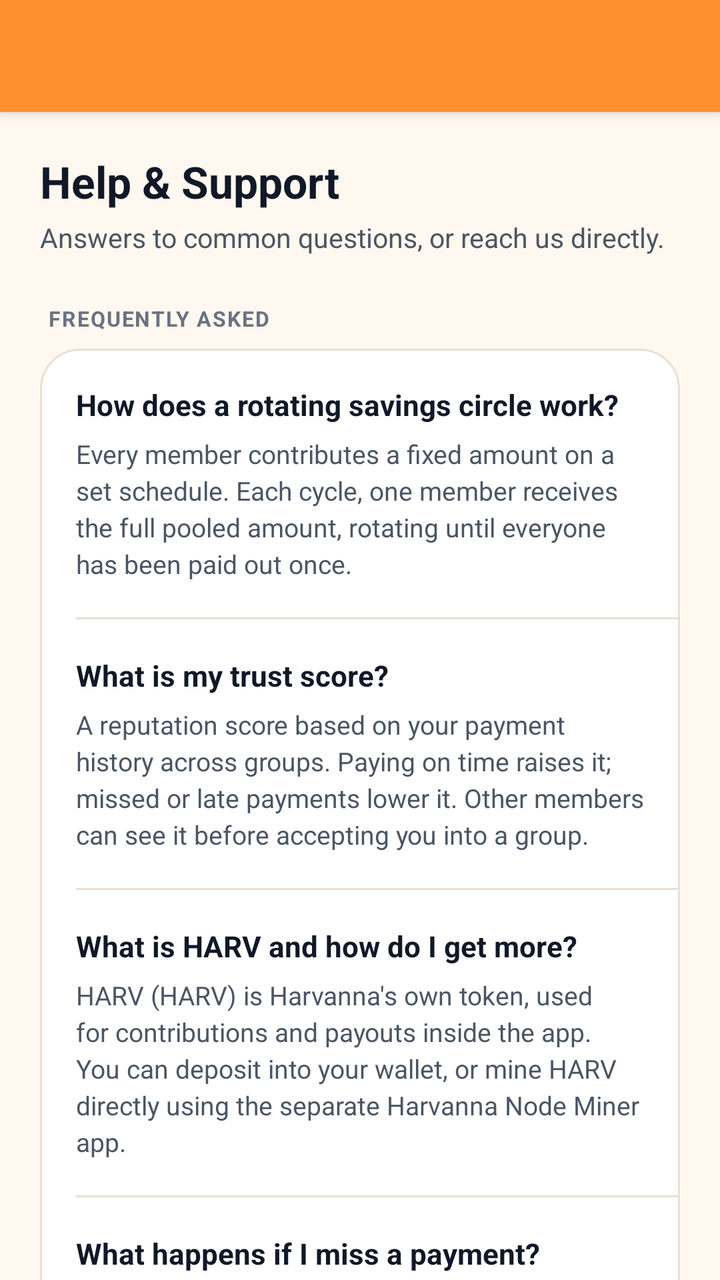
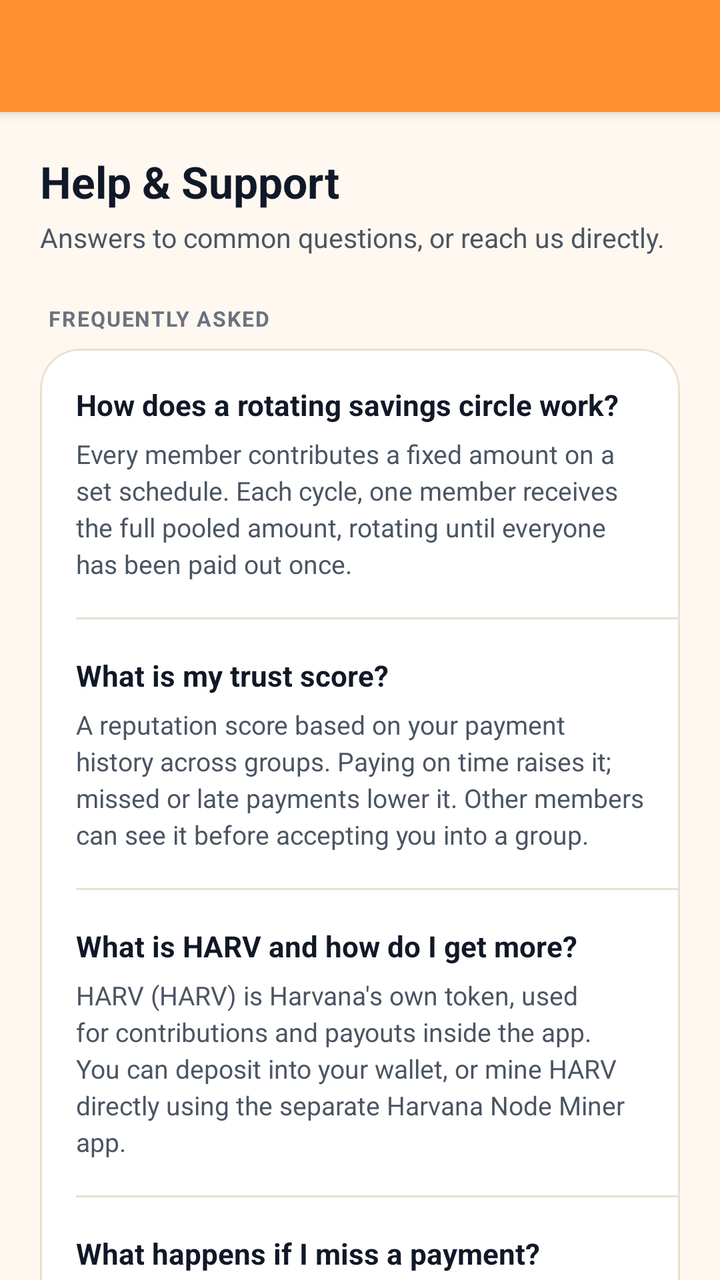

The first picture is an Android layout as it rendered before a commit; the second is the same layout after the commit. The layout source and the unified diff follow.
<!-- AndroidManifest.xml: application theme AppTheme -->
<!-- res/layout/help_support.xml -->
<androidx.coordinatorlayout.widget.CoordinatorLayout
	xmlns:android="http://schemas.android.com/apk/res/android"
	xmlns:app="http://schemas.android.com/apk/res-auto"
	xmlns:tools="http://schemas.android.com/tools"
	android:id="@+id/_coordinator"
	android:layout_width="match_parent"
	android:layout_height="match_parent">
	<com.google.android.material.appbar.AppBarLayout
		android:id="@+id/_app_bar"
		android:layout_width="match_parent"
		android:layout_height="wrap_content"
		android:theme="@style/AppTheme.AppBarOverlay">
		<androidx.appcompat.widget.Toolbar
			android:id="@+id/_toolbar"
			android:layout_width="match_parent"
			android:layout_height="?attr/actionBarSize"
			android:background="?attr/appBarColor"
			app:popupTheme="@style/AppTheme.PopupOverlay" />
	</com.google.android.material.appbar.AppBarLayout>
	<androidx.core.widget.NestedScrollView
		android:layout_width="match_parent"
		android:layout_height="match_parent"
		android:fillViewport="true"
		android:overScrollMode="never"
		app:layout_behavior="@string/appbar_scrolling_view_behavior">
		<LinearLayout
			android:id="@+id/linear52"
			android:layout_width="match_parent"
			android:layout_height="wrap_content"
			android:padding="20dp"
			android:orientation="vertical">
			<TextView
				android:id="@+id/textview61"
				android:layout_width="wrap_content"
				android:layout_height="wrap_content"
				android:text="Help &amp; Support"
				android:textSize="22sp"
				android:textStyle="bold"
				android:textColor="@color/colorTextPrimary" />
			<TextView
				android:id="@+id/textview62"
				android:layout_width="match_parent"
				android:layout_height="wrap_content"
				android:layout_marginTop="4dp"
				android:layout_marginBottom="24dp"
				android:text="Answers to common questions, or reach us directly."
				android:textColor="@color/colorTextSecondary"
				android:textSize="13.5sp"
				android:lineSpacingExtra="3dp" />
			<TextView
				android:id="@+id/textview63"
				android:layout_width="wrap_content"
				android:layout_height="wrap_content"
				android:layout_marginBottom="8dp"
				android:text="FREQUENTLY ASKED"
				android:textStyle="bold"
				android:textColor="@color/colorTextTertiary"
				android:textSize="10.5sp"
				android:layout_marginStart="4dp"
				android:letterSpacing="0.06" />
			<com.google.android.material.card.MaterialCardView
				android:id="@+id/cardview12"
				android:layout_width="match_parent"
				android:layout_height="wrap_content"
				android:layout_marginBottom="24dp"
				app:cardBackgroundColor="@color/colorSurface"
				app:cardCornerRadius="20dp"
				app:cardElevation="0dp"
				app:strokeColor="@color/colorCardStroke"
				app:strokeWidth="1dp">
				<LinearLayout
					android:id="@+id/linear53"
					android:layout_width="match_parent"
					android:layout_height="wrap_content"
					android:orientation="vertical">
					<LinearLayout
						android:id="@+id/linear54"
						android:layout_width="match_parent"
						android:layout_height="wrap_content"
						android:padding="18dp"
						android:orientation="vertical">
						<TextView
							android:id="@+id/textview64"
							android:layout_width="match_parent"
							android:layout_height="wrap_content"
							android:text="How does a rotating savings circle work\?"
							android:textStyle="bold"
							android:textColor="@color/colorTextPrimary"
							android:textSize="14.5sp" />
						<TextView
							android:id="@+id/textview65"
							android:layout_width="match_parent"
							android:layout_height="wrap_content"
							android:layout_marginTop="6dp"
							android:text="Every member contributes a fixed amount on a set schedule. Each cycle, one member receives the full pooled amount, rotating until everyone has been paid out once."
							android:textSize="13sp"
							android:textColor="@color/colorTextSecondary"
							android:lineSpacingExtra="3dp" />
					</LinearLayout>
					<View
						android:id="@+id/view55"
						android:layout_width="match_parent"
						android:layout_height="1dp"
						android:background="@color/colorDivider"
						android:layout_marginStart="18dp" />
					<LinearLayout
						android:id="@+id/linear56"
						android:layout_width="match_parent"
						android:layout_height="wrap_content"
						android:padding="18dp"
						android:orientation="vertical">
						<TextView
							android:id="@+id/textview66"
							android:layout_width="match_parent"
							android:layout_height="wrap_content"
							android:text="What is my trust score\?"
							android:textStyle="bold"
							android:textColor="@color/colorTextPrimary"
							android:textSize="14.5sp" />
						<TextView
							android:id="@+id/textview67"
							android:layout_width="match_parent"
							android:layout_height="wrap_content"
							android:layout_marginTop="6dp"
							android:text="A reputation score based on your payment history across groups. Paying on time raises it; missed or late payments lower it. Other members can see it before accepting you into a group."
							android:textSize="13sp"
							android:textColor="@color/colorTextSecondary"
							android:lineSpacingExtra="3dp" />
					</LinearLayout>
					<View
						android:id="@+id/view57"
						android:layout_width="match_parent"
						android:layout_height="1dp"
						android:background="@color/colorDivider"
						android:layout_marginStart="18dp" />
					<LinearLayout
						android:id="@+id/linear58"
						android:layout_width="match_parent"
						android:layout_height="wrap_content"
						android:padding="18dp"
						android:orientation="vertical">
						<TextView
							android:id="@+id/textview68"
							android:layout_width="match_parent"
							android:layout_height="wrap_content"
							android:text="What is HARV and how do I get more\?"
							android:textStyle="bold"
							android:textColor="@color/colorTextPrimary"
							android:textSize="14.5sp" />
						<TextView
							android:id="@+id/textview69"
							android:layout_width="match_parent"
							android:layout_height="wrap_content"
							android:layout_marginTop="6dp"
							android:text="HARV (HARV) is Harvanna's own token, used for contributions and payouts inside the app. You can deposit into your wallet, or mine HARV directly using the separate Harvanna Node Miner app."
							android:textSize="13sp"
							android:textColor="@color/colorTextSecondary"
							android:lineSpacingExtra="3dp" />
					</LinearLayout>
					<View
						android:id="@+id/view59"
						android:layout_width="match_parent"
						android:layout_height="1dp"
						android:background="@color/colorDivider"
						android:layout_marginStart="18dp" />
					<LinearLayout
						android:id="@+id/linear60"
						android:layout_width="match_parent"
						android:layout_height="wrap_content"
						android:padding="18dp"
						android:orientation="vertical">
						<TextView
							android:id="@+id/textview70"
							android:layout_width="match_parent"
							android:layout_height="wrap_content"
							android:text="What happens if I miss a payment\?"
							android:textStyle="bold"
							android:textColor="@color/colorTextPrimary"
							android:textSize="14.5sp" />
						<TextView
							android:id="@+id/textview71"
							android:layout_width="match_parent"
							android:layout_height="wrap_content"
							android:layout_marginTop="6dp"
							android:text="Your group's own rules and penalty bylaws apply — check Harvanna Rules &amp; Guidelines from a group's settings for its specific terms. Missed payments also affect your trust score."
							android:textSize="13sp"
							android:textColor="@color/colorTextSecondary"
							android:lineSpacingExtra="3dp" />
					</LinearLayout>
				</LinearLayout>
			</com.google.android.material.card.MaterialCardView>
			<TextView
				android:id="@+id/textview72"
				android:layout_width="wrap_content"
				android:layout_height="wrap_content"
				android:layout_marginBottom="8dp"
				android:text="CONTACT US"
				android:textStyle="bold"
				android:textColor="@color/colorTextTertiary"
				android:textSize="10.5sp"
				android:layout_marginStart="4dp"
				android:letterSpacing="0.06" />
			<com.google.android.material.card.MaterialCardView
				android:id="@+id/cardview13"
				android:layout_width="match_parent"
				android:layout_height="wrap_content"
				app:cardBackgroundColor="@color/colorSurface"
				app:cardCornerRadius="20dp"
				app:cardElevation="0dp"
				app:strokeColor="@color/colorCardStroke"
				app:strokeWidth="1dp">
				<LinearLayout
					android:id="@+id/rowContactEmail"
					android:layout_width="match_parent"
					android:layout_height="wrap_content"
					android:padding="18dp"
					android:background="?attr/selectableItemBackground"
					android:gravity="center_vertical"
					android:orientation="horizontal"
					android:focusable="true">
					<LinearLayout
						android:id="@+id/linear61"
						android:layout_width="0dp"
						android:layout_height="wrap_content"
						android:orientation="vertical"
						android:layout_weight="1">
						<TextView
							android:id="@+id/textview73"
							android:layout_width="wrap_content"
							android:layout_height="wrap_content"
							android:text="Email Support"
							android:textStyle="bold"
							android:textColor="@color/colorTextPrimary"
							android:textSize="14.5sp" />
						<TextView
							android:id="@+id/tvSupportEmail"
							android:layout_width="wrap_content"
							android:layout_height="wrap_content"
							android:layout_marginTop="2dp"
							android:text="support\@harvanna.app"
							android:textSize="13sp"
							android:textColor="@color/colorAccent" />
					</LinearLayout>
					<ImageView
						android:id="@+id/imageview47"
						android:layout_width="16dp"
						android:layout_height="16dp"
						android:src="@drawable/ic_arrow_right"
						android:scaleType="centerInside"
						app:tint="@color/colorTextTertiary" />
				</LinearLayout>
			</com.google.android.material.card.MaterialCardView>
		</LinearLayout>
	</androidx.core.widget.NestedScrollView>
</androidx.coordinatorlayout.widget.CoordinatorLayout>
<!-- resources referenced by this layout -->
<resources>
  <style name="AppTheme" parent="Theme.MaterialComponents.DayNight.NoActionBar">
          
          <item name="android:textViewStyle">@style/HarvannaTextView</item>
          <item name="appBarColor">@color/colorAccent</item>
          <item name="onAppBarColor">@color/colorTextOnAccent</item>
          <item name="colorSecondary">@color/colorAccent</item>
          <item name="colorOnSecondary">@color/colorTextOnAccent</item>
          <item name="colorPrimaryVariant">@color/colorAccentDark</item>
          <item name="colorSecondaryVariant">@color/colorAccentDark</item>
          <item name="colorError">@color/colorError</item>
          <item name="colorOnError">@color/colorTextPrimaryWhite</item>
          <item name="colorControlActivated">@color/colorAccent</item>
          <item name="colorControlNormal">@color/colorControlNormal</item>
          <item name="colorControlHighlight">@color/colorAccentRipple</item>
          <item name="android:textColorHighlight">@color/colorAccentStroke</item>
          <item name="android:textColorLink">@color/colorAccentStrong</item>
          <item name="android:editTextColor">@color/colorTextPrimary</item>
          <item name="android:navigationBarColor">@color/colorBackground</item>
          <item name="colorPrimary">@color/colorAccent</item>
          <item name="colorPrimaryDark">@color/colorAccentStrong</item>
          <item name="colorAccent">@color/colorAccent</item>
          <item name="colorSurface">@color/colorSurface</item>
          <item name="colorOnPrimary">@color/colorTextOnAccent</item>
          <item name="colorOnSurface">@color/colorTextPrimary</item>
          <item name="colorOnBackground">@color/colorTextPrimary</item>
          <item name="colorOnSurfaceVariant">@color/colorTextSecondary</item>
          <item name="android:textColorPrimary">@color/colorTextPrimary</item>
          <item name="android:textColorSecondary">@color/colorTextSecondary</item>
          <item name="android:textColorHint">@color/colorTextTertiary</item>
          <item name="android:statusBarColor">?attr/appBarColor</item>
          <item name="android:windowLightStatusBar">true</item>
          <item name="android:windowBackground">@color/colorBackground</item>
          <item name="alertDialogTheme">@style/HarvannaAlertDialog</item>
          <item name="materialAlertDialogTheme">@style/HarvannaAlertDialog</item>
          <item name="bottomSheetDialogTheme">@style/HarvannaBottomSheetDialog</item>
      </style>
  <style name="HarvannaTextView" parent="android:Widget.TextView">
          <item name="android:textColor">@color/colorTextPrimary</item>
      </style>
  <style name="HarvannaAlertDialog" parent="ThemeOverlay.MaterialComponents.MaterialAlertDialog">
          <item name="colorPrimary">@color/colorAccent</item>
          <item name="colorAccent">@color/colorAccent</item>
          <item name="colorSurface">@color/colorSurface</item>
          <item name="colorOnPrimary">@color/colorTextOnAccent</item>
          <item name="colorOnSurface">@color/colorTextPrimary</item>
          <item name="android:textColorPrimary">@color/colorTextPrimary</item>
          <item name="android:textColor">@color/colorTextPrimary</item>
          <item name="android:windowBackground">@color/colorSurface</item>
          <item name="buttonBarPositiveButtonStyle">@style/HarvannaDialogButton</item>
          <item name="buttonBarNegativeButtonStyle">@style/HarvannaDialogButton</item>
          <item name="buttonBarNeutralButtonStyle">@style/HarvannaDialogButton</item>
      </style>
  <style name="HarvannaBottomSheetDialog" parent="ThemeOverlay.MaterialComponents.BottomSheetDialog">
          <item name="colorPrimary">@color/colorAccent</item>
          <item name="colorAccent">@color/colorAccent</item>
          <item name="colorSurface">@color/colorSurface</item>
          <item name="colorOnPrimary">@color/colorTextOnAccent</item>
          <item name="colorOnSurface">@color/colorTextPrimary</item>
          <item name="colorOnSurfaceVariant">@color/colorTextSecondary</item>
          <item name="android:textColorPrimary">@color/colorTextPrimary</item>
          <item name="bottomSheetStyle">@style/HarvannaBottomSheetStyle</item>
      </style>
  <style name="HarvannaDialogButton" parent="Widget.MaterialComponents.Button.TextButton.Dialog">
          <item name="android:textColor">@color/colorAccent</item>
          <item name="android:minHeight">48dp</item>
      </style>
  <style name="HarvannaBottomSheetStyle" parent="Widget.MaterialComponents.BottomSheet.Modal">
          <item name="backgroundTint">?attr/colorSurface</item>
          <item name="shapeAppearanceOverlay">@style/HarvannaBottomSheetShape</item>
      </style>
  <style name="HarvannaBottomSheetShape" parent="">
          <item name="cornerFamily">rounded</item>
          <item name="cornerSizeTopLeft">20dp</item>
          <item name="cornerSizeTopRight">20dp</item>
          <item name="cornerSizeBottomLeft">0dp</item>
          <item name="cornerSizeBottomRight">0dp</item>
      </style>
  <!-- unchanged entries left out for length: 19 -->
</resources>

<!-- the commit's change to res/layout/help_support.xml (unified diff, before → after) -->
@@ -152,7 +152,7 @@
 							android:layout_width="match_parent"
 							android:layout_height="wrap_content"
 							android:layout_marginTop="6dp"
-							android:text="HARV (HARV) is Harvanna's own token, used for contributions and payouts inside the app. You can deposit into your wallet, or mine HARV directly using the separate Harvanna Node Miner app."
+							android:text="HARV (HARV) is Harvana's own token, used for contributions and payouts inside the app. You can deposit into your wallet, or mine HARV directly using the separate Harvana Node Miner app."
 							android:textSize="13sp"
 							android:textColor="@color/colorTextSecondary"
 							android:lineSpacingExtra="3dp" />
@@ -182,7 +182,7 @@
 							android:layout_width="match_parent"
 							android:layout_height="wrap_content"
 							android:layout_marginTop="6dp"
-							android:text="Your group's own rules and penalty bylaws apply — check Harvanna Rules &amp; Guidelines from a group's settings for its specific terms. Missed payments also affect your trust score."
+							android:text="Your group's own rules and penalty bylaws apply — check Harvana Rules &amp; Guidelines from a group's settings for its specific terms. Missed payments also affect your trust score."
 							android:textSize="13sp"
 							android:textColor="@color/colorTextSecondary"
 							android:lineSpacingExtra="3dp" />
@@ -237,7 +237,7 @@
 							android:layout_width="wrap_content"
 							android:layout_height="wrap_content"
 							android:layout_marginTop="2dp"
-							android:text="support\@harvanna.app"
+							android:text="support\@harvana.app"
 							android:textSize="13sp"
 							android:textColor="@color/colorAccent" />
 					</LinearLayout>
<!-- resource entries referenced after the edit -->
@@ -2,7 +2,7 @@
 <resources>
   <style name="AppTheme" parent="Theme.MaterialComponents.DayNight.NoActionBar">
           
-          <item name="android:textViewStyle">@style/HarvannaTextView</item>
+          <item name="android:textViewStyle">@style/HarvanaTextView</item>
           <item name="appBarColor">@color/colorAccent</item>
           <item name="onAppBarColor">@color/colorTextOnAccent</item>
           <item name="colorSecondary">@color/colorAccent</item>
@@ -32,14 +32,14 @@
           <item name="android:statusBarColor">?attr/appBarColor</item>
           <item name="android:windowLightStatusBar">true</item>
           <item name="android:windowBackground">@color/colorBackground</item>
-          <item name="alertDialogTheme">@style/HarvannaAlertDialog</item>
-          <item name="materialAlertDialogTheme">@style/HarvannaAlertDialog</item>
-          <item name="bottomSheetDialogTheme">@style/HarvannaBottomSheetDialog</item>
+          <item name="alertDialogTheme">@style/HarvanaAlertDialog</item>
+          <item name="materialAlertDialogTheme">@style/HarvanaAlertDialog</item>
+          <item name="bottomSheetDialogTheme">@style/HarvanaBottomSheetDialog</item>
       </style>
-  <style name="HarvannaTextView" parent="android:Widget.TextView">
+  <style name="HarvanaTextView" parent="android:Widget.TextView">
           <item name="android:textColor">@color/colorTextPrimary</item>
       </style>
-  <style name="HarvannaAlertDialog" parent="ThemeOverlay.MaterialComponents.MaterialAlertDialog">
+  <style name="HarvanaAlertDialog" parent="ThemeOverlay.MaterialComponents.MaterialAlertDialog">
           <item name="colorPrimary">@color/colorAccent</item>
           <item name="colorAccent">@color/colorAccent</item>
           <item name="colorSurface">@color/colorSurface</item>
@@ -48,11 +48,11 @@
           <item name="android:textColorPrimary">@color/colorTextPrimary</item>
           <item name="android:textColor">@color/colorTextPrimary</item>
           <item name="android:windowBackground">@color/colorSurface</item>
-          <item name="buttonBarPositiveButtonStyle">@style/HarvannaDialogButton</item>
-          <item name="buttonBarNegativeButtonStyle">@style/HarvannaDialogButton</item>
-          <item name="buttonBarNeutralButtonStyle">@style/HarvannaDialogButton</item>
+          <item name="buttonBarPositiveButtonStyle">@style/HarvanaDialogButton</item>
+          <item name="buttonBarNegativeButtonStyle">@style/HarvanaDialogButton</item>
+          <item name="buttonBarNeutralButtonStyle">@style/HarvanaDialogButton</item>
       </style>
-  <style name="HarvannaBottomSheetDialog" parent="ThemeOverlay.MaterialComponents.BottomSheetDialog">
+  <style name="HarvanaBottomSheetDialog" parent="ThemeOverlay.MaterialComponents.BottomSheetDialog">
           <item name="colorPrimary">@color/colorAccent</item>
           <item name="colorAccent">@color/colorAccent</item>
           <item name="colorSurface">@color/colorSurface</item>
@@ -60,17 +60,17 @@
           <item name="colorOnSurface">@color/colorTextPrimary</item>
           <item name="colorOnSurfaceVariant">@color/colorTextSecondary</item>
           <item name="android:textColorPrimary">@color/colorTextPrimary</item>
-          <item name="bottomSheetStyle">@style/HarvannaBottomSheetStyle</item>
+          <item name="bottomSheetStyle">@style/HarvanaBottomSheetStyle</item>
       </style>
-  <style name="HarvannaDialogButton" parent="Widget.MaterialComponents.Button.TextButton.Dialog">
+  <style name="HarvanaDialogButton" parent="Widget.MaterialComponents.Button.TextButton.Dialog">
           <item name="android:textColor">@color/colorAccent</item>
           <item name="android:minHeight">48dp</item>
       </style>
-  <style name="HarvannaBottomSheetStyle" parent="Widget.MaterialComponents.BottomSheet.Modal">
+  <style name="HarvanaBottomSheetStyle" parent="Widget.MaterialComponents.BottomSheet.Modal">
           <item name="backgroundTint">?attr/colorSurface</item>
-          <item name="shapeAppearanceOverlay">@style/HarvannaBottomSheetShape</item>
+          <item name="shapeAppearanceOverlay">@style/HarvanaBottomSheetShape</item>
       </style>
-  <style name="HarvannaBottomSheetShape" parent="">
+  <style name="HarvanaBottomSheetShape" parent="">
           <item name="cornerFamily">rounded</item>
           <item name="cornerSizeTopLeft">20dp</item>
           <item name="cornerSizeTopRight">20dp</item>
